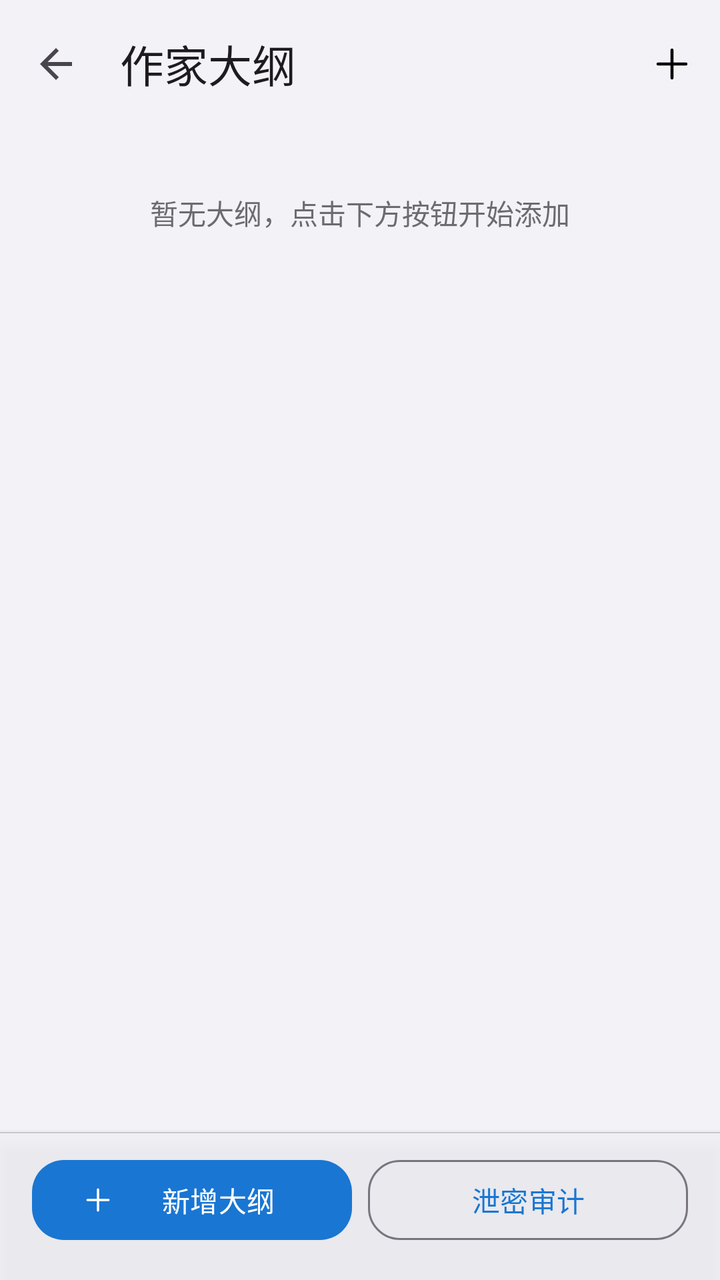
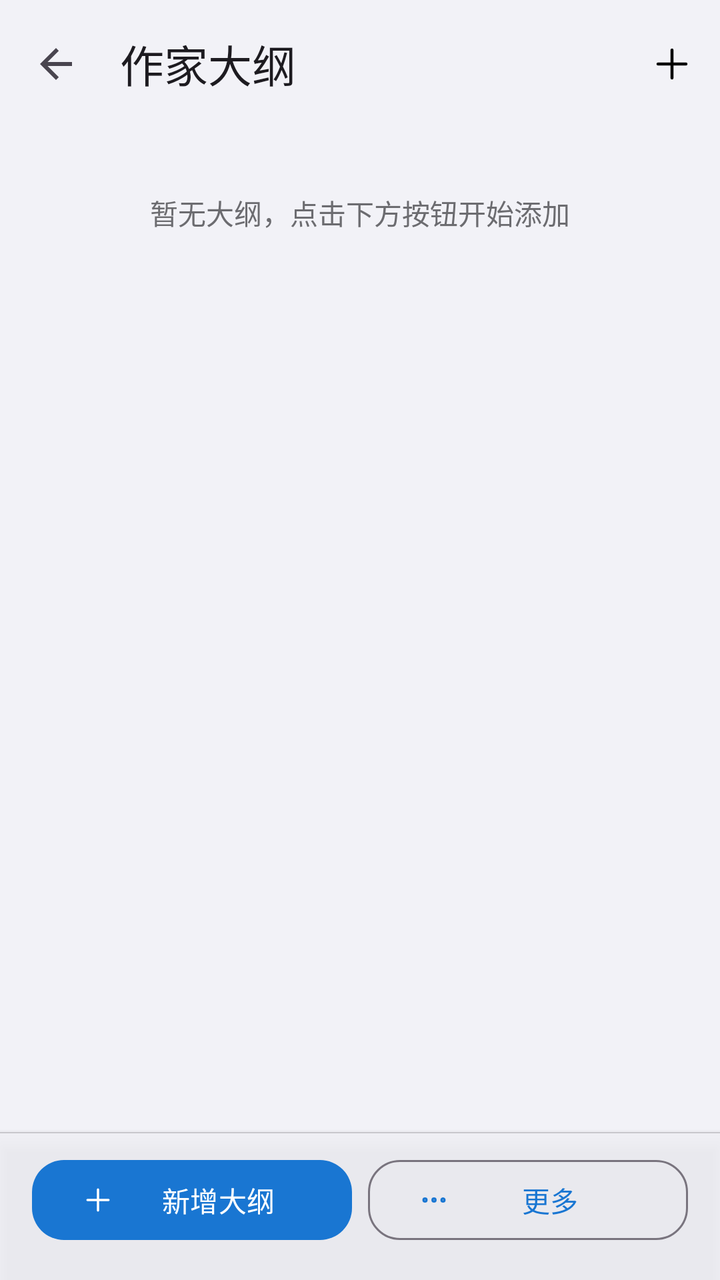

An Android layout rendered at two revisions. The XML below is the earlier revision; the diff shows what the commit changed to produce the second picture.
<!-- AndroidManifest.xml: activity theme Theme.AIChat -->
<!-- res/layout/activity_session_outline.xml -->
<?xml version="1.0" encoding="utf-8"?>
<LinearLayout xmlns:android="http://schemas.android.com/apk/res/android"
    xmlns:app="http://schemas.android.com/apk/res-auto"
    android:layout_width="match_parent"
    android:layout_height="match_parent"
    android:orientation="vertical"
    android:background="@color/ios_grouped_bg">

    <com.google.android.material.appbar.MaterialToolbar
        android:id="@+id/toolbar"
        android:layout_width="match_parent"
        android:layout_height="?attr/actionBarSize"
        android:background="@color/ios_grouped_bg"
        app:elevation="0dp"
        app:navigationIcon="?attr/homeAsUpIndicator"
        app:title="作家大纲"
        app:menu="@menu/menu_session_outline" />

    <TextView
        android:id="@+id/textOutlineEmpty"
        android:layout_width="match_parent"
        android:layout_height="wrap_content"
        android:paddingStart="20dp"
        android:paddingEnd="20dp"
        android:paddingTop="32dp"
        android:paddingBottom="16dp"
        android:text="暂无大纲，点击下方按钮开始添加"
        android:textSize="14sp"
        android:textColor="@color/ios_section_label"
        android:gravity="center" />

    <androidx.recyclerview.widget.RecyclerView
        android:id="@+id/recyclerOutline"
        android:layout_width="match_parent"
        android:layout_height="0dp"
        android:layout_weight="1"
        android:paddingBottom="8dp"
        android:clipToPadding="false" />

    
    <LinearLayout
        android:layout_width="match_parent"
        android:layout_height="wrap_content"
        android:orientation="horizontal"
        android:paddingStart="16dp"
        android:paddingEnd="16dp"
        android:paddingTop="10dp"
        android:paddingBottom="16dp"
        android:background="@drawable/bg_glass_bottom_bar"
        android:elevation="4dp">

        <com.google.android.material.button.MaterialButton
            android:id="@+id/btnAddOutline"
            android:layout_width="0dp"
            android:layout_height="wrap_content"
            android:layout_weight="1"
            android:layout_marginEnd="8dp"
            app:cornerRadius="16dp"
            android:text="@string/outline_add_title"
            app:icon="@drawable/ic_add" />

        <com.google.android.material.button.MaterialButton
            android:id="@+id/btnLeakAudit"
            style="@style/Widget.Material3.Button.OutlinedButton"
            android:layout_width="0dp"
            android:layout_height="wrap_content"
            android:layout_weight="1"
            app:cornerRadius="16dp"
            android:text="泄密审计" />
    </LinearLayout>

</LinearLayout>
<!-- resources referenced by this layout -->
<resources>
  <color name="ios_grouped_bg">#F2F2F7</color>
  <color name="ios_section_label">#6C6C70</color>
  <!-- drawable bg_glass_bottom_bar (drawable) -->
  <?xml version="1.0" encoding="utf-8"?>
  <layer-list xmlns:android="http://schemas.android.com/apk/res/android">
      <item>
          <shape android:shape="rectangle">
              <solid android:color="@color/glass_surface" />
          </shape>
      </item>
      
      <item android:bottom="-2dp" android:left="-2dp" android:right="-2dp">
          <shape android:shape="rectangle">
              <solid android:color="@android:color/transparent" />
              <stroke android:width="0.5dp" android:color="@color/ios_separator" />
          </shape>
      </item>
  </layer-list>
  <!-- drawable ic_add (drawable) -->
  <?xml version="1.0" encoding="utf-8"?>
  <vector xmlns:android="http://schemas.android.com/apk/res/android"
      android:width="24dp"
      android:height="24dp"
      android:viewportWidth="24"
      android:viewportHeight="24">
      <path
          android:fillColor="@android:color/transparent"
          android:pathData="M12,5V19M5,12H19"
          android:strokeColor="#FF000000"
          android:strokeLineCap="round"
          android:strokeLineJoin="round"
          android:strokeWidth="1.5" />
  </vector>
  <string name="outline_add_title">新增大纲</string>
  <color name="glass_surface">#CCF2F2F7</color>
  <color name="ios_separator">#C8C7CC</color>
  <color name="primary">#1976D2</color>
  <color name="on_primary">#FFFFFF</color>
  <color name="surface">#FFFFFF</color>
  <color name="primary_blue_subtle">#F5FAFF</color>
  <color name="primary_blue_light">#E3F2FD</color>
  <color name="primary_blue_deep">#0D47A1</color>
  <style name="ThemeOverlay.AIChat.MaterialAlertDialog" parent="ThemeOverlay.Material3.MaterialAlertDialog">
          <item name="backgroundTint">@android:color/transparent</item>
          <item name="android:windowBackground">@drawable/bg_material_alert_dialog</item>
          <item name="colorSurface">@color/dialog_surface_bg</item>
          <item name="elevationOverlayEnabled">false</item>
          <item name="shapeAppearanceOverlay">@style/ShapeAppearance.AIChat.Dialog</item>
      </style>
  <color name="dialog_surface_bg">#FFFDFEFF</color>
  <style name="ShapeAppearance.AIChat.Dialog" parent="">
          <item name="cornerFamily">rounded</item>
          <item name="cornerSize">28dp</item>
      </style>
  <dimen name="dialog_glass_highlight_fade">120dp</dimen>
  <color name="glass_highlight_top">#30FFFFFF</color>
  <dimen name="dialog_glass_shadow_fade">160dp</dimen>
  <color name="glass_shadow_bottom">#10000000</color>
  <color name="glass_stroke">#40FFFFFF</color>
  <!-- unchanged entries left out for length: 2 -->
</resources>

<!-- the commit's change to res/layout/activity_session_outline.xml (unified diff, before → after) -->
@@ -60,13 +60,14 @@
             app:icon="@drawable/ic_add" />
 
         <com.google.android.material.button.MaterialButton
-            android:id="@+id/btnLeakAudit"
+            android:id="@+id/btnMore"
             style="@style/Widget.Material3.Button.OutlinedButton"
             android:layout_width="0dp"
             android:layout_height="wrap_content"
             android:layout_weight="1"
             app:cornerRadius="16dp"
-            android:text="泄密审计" />
+            android:text="更多"
+            app:icon="@drawable/ic_action_more" />
     </LinearLayout>
 
 </LinearLayout>
<!-- resource entries referenced after the edit -->
@@ -18,6 +18,35 @@
           </shape>
       </item>
   </layer-list>
+  <!-- drawable ic_action_more (drawable) -->
+  <?xml version="1.0" encoding="utf-8"?>
+  <vector xmlns:android="http://schemas.android.com/apk/res/android"
+      android:width="24dp"
+      android:height="24dp"
+      android:viewportWidth="24"
+      android:viewportHeight="24">
+      <path
+          android:fillColor="@android:color/transparent"
+          android:pathData="M6,12m-1,0a1,1 0,1 1,2 0a1,1 0,1 1,-2 0"
+          android:strokeColor="#FF000000"
+          android:strokeLineCap="round"
+          android:strokeLineJoin="round"
+          android:strokeWidth="1.5" />
+      <path
+          android:fillColor="@android:color/transparent"
+          android:pathData="M12,12m-1,0a1,1 0,1 1,2 0a1,1 0,1 1,-2 0"
+          android:strokeColor="#FF000000"
+          android:strokeLineCap="round"
+          android:strokeLineJoin="round"
+          android:strokeWidth="1.5" />
+      <path
+          android:fillColor="@android:color/transparent"
+          android:pathData="M18,12m-1,0a1,1 0,1 1,2 0a1,1 0,1 1,-2 0"
+          android:strokeColor="#FF000000"
+          android:strokeLineCap="round"
+          android:strokeLineJoin="round"
+          android:strokeWidth="1.5" />
+  </vector>
   <!-- drawable ic_add (drawable) -->
   <?xml version="1.0" encoding="utf-8"?>
   <vector xmlns:android="http://schemas.android.com/apk/res/android"
